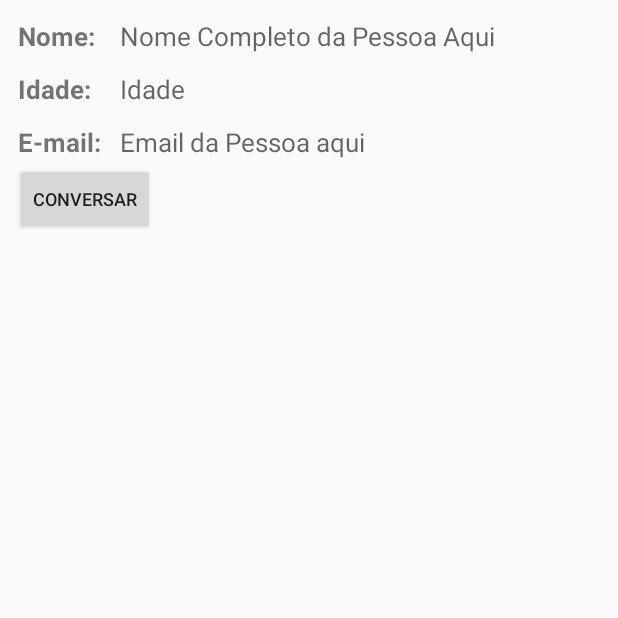
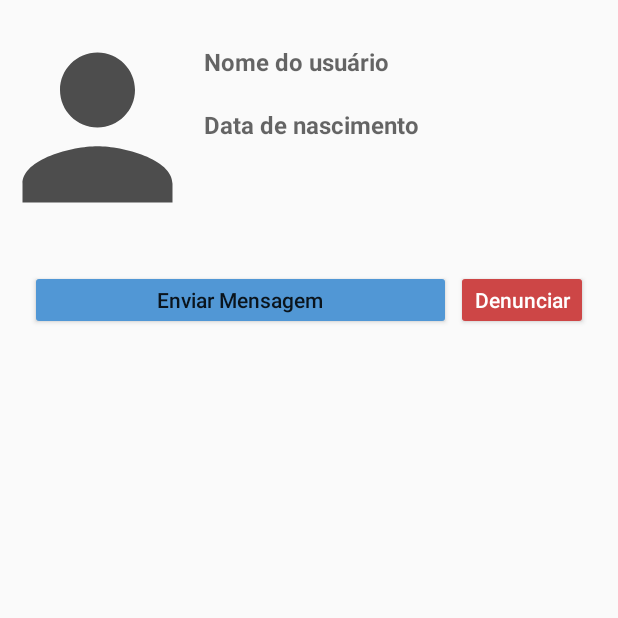
Before and after one commit to Chicarelli/Voluntariar, an Android app: the PerfilMembros screen opened directly, with no data from a screen before it, on a phone screen of 412 x 824 dp, the top half of it. Run offline under Robolectric (Android 15) with nearby library versions, the phone set to English and light mode, and no system bars; our stand-ins replace Firebase (no records; nobody signed in at launch, a user with empty details on screens opened directly); libraries missing offline, so code that uses them is left out: com.xwray.groupie; Roboto replaces fonts that are not available here; 8 statements that could not run were skipped.

Commit message:
Alterando layout da pagina de visualização de outros Perfis e sua lógica

```diff
--- a/app/src/main/java/com/example/voluntariado/PerfilMembros.java
+++ b/app/src/main/java/com/example/voluntariado/PerfilMembros.java
@@ -1,37 +1,65 @@
 package com.example.voluntariado;
 
 import androidx.annotation.NonNull;
+import androidx.annotation.Nullable;
 import androidx.appcompat.app.AppCompatActivity;
+import androidx.recyclerview.widget.LinearLayoutManager;
+import androidx.recyclerview.widget.RecyclerView;
 
 import android.content.Intent;
+import android.net.Uri;
 import android.os.Bundle;
 import android.view.View;
+import android.widget.ImageView;
 import android.widget.TextView;
 
+import com.bumptech.glide.Glide;
 import com.google.android.gms.tasks.OnCompleteListener;
 import com.google.android.gms.tasks.OnFailureListener;
 import com.google.android.gms.tasks.OnSuccessListener;
 import com.google.android.gms.tasks.Task;
 import com.google.firebase.auth.FirebaseAuth;
+import com.google.firebase.firestore.DocumentChange;
 import com.google.firebase.firestore.DocumentSnapshot;
+import com.google.firebase.firestore.EventListener;
 import com.google.firebase.firestore.FirebaseFirestore;
+import com.google.firebase.firestore.FirebaseFirestoreException;
 import com.google.firebase.firestore.QueryDocumentSnapshot;
+import com.google.firebase.firestore.QuerySnapshot;
+import com.google.firebase.storage.FirebaseStorage;
+import com.google.firebase.storage.StorageReference;
+import com.xwray.groupie.Group;
+import com.xwray.groupie.GroupAdapter;
+import com.xwray.groupie.GroupieViewHolder;
+import com.xwray.groupie.Item;
+
+import java.util.List;
+
+import static com.example.voluntariado.R.drawable.ic_meu_perfil;
 
 public class PerfilMembros extends AppCompatActivity {
-
-
     FirebaseAuth mAuth = FirebaseAuth.getInstance();
     FirebaseFirestore db = FirebaseFirestore.getInstance();
     String id = "";
+    ImageView userPhoto;
 
+    private GroupAdapter adapter;
 
     @Override
     protected void onCreate(Bundle savedInstanceState) {
         super.onCreate(savedInstanceState);
         setContentView(R.layout.activity_perfil_membros);
-
         puxandoID();
         buscarDadosFirestore(this.id);
+
+        userPhoto = findViewById(R.id.imagePerfil);
+
+        RecyclerView rv = findViewById(R. id. rv_perfilMembros);
+        rv.setLayoutManager(new LinearLayoutManager(PerfilMembros.this));
+
+        adapter = new GroupAdapter();
+        rv.setAdapter(adapter);
+
     }
 
     public void puxandoID(){
@@ -52,9 +80,11 @@ public class PerfilMembros extends AppCompatActivity {
                             User user = document.toObject(User.class);
                             String nome = user.getNome();
                             String email = user.getEmail();
-                            //String idade = user.getDataNasc().toString();
+                            String idade = user.getDataNasc();
+                            setandoTextView(nome, email, idade);
 
-                            setandoTextView(nome, email);
+                            String image = user.getImage();
+                            setImage(image);
                         }
                     }
                 })
@@ -66,13 +96,29 @@ public class PerfilMembros extends AppCompatActivity {
                 });
     }
 
-    public void setandoTextView(String nome, String email){
+    private void setImage(String image) {
+        if(!image.trim().isEmpty()){
+            FirebaseStorage storage = FirebaseStorage.getInstance();
+            StorageReference refStorage = storage.getReferenceFromUrl("gs://voluntariar-50f20.appspot.com/images").child(image);
+            refStorage.getDownloadUrl().addOnSuccessListener(new OnSuccessListener<Uri>() {
+                @Override
+                public void onSuccess(Uri uri) {
+                    Glide.with(PerfilMembros.this)
+                            .load(uri)
+                            .into(userPhoto);
+                }
+            });
+        }
+    }
+
+    public void setandoTextView(String nome, String email, String idade){
         TextView edtNome = findViewById(R.id.edtNome_perfil_membros);
         TextView edtIdade = findViewById(R.id.edtIdade_perfil_membros);
         TextView edtEmail = findViewById(R.id.edtEmail_perfil_membros);
 
         edtNome.setText(nome);
         edtEmail.setText(email);
+        edtIdade.setText(idade);
     }
 
     public void sendMessage(View view){
@@ -81,4 +127,55 @@ public class PerfilMembros extends AppCompatActivity {
         startActivity(intent);
     }
 
+    @Override
+    protected void onResume() {
+        super.onResume();
+        setListOfEventosCreated();
+    }
+
+    private void setListOfEventosCreated() {
+        adapter.clear();
+
+        db.collection("eventos")
+                .whereEqualTo("proprietario", id)
+                .addSnapshotListener(new EventListener<QuerySnapshot>() {
+                    @Override
+                    public void onEvent(@Nullable QuerySnapshot queryDocumentSnapshots, @Nullable FirebaseFirestoreException e) {
+                        List<DocumentChange> documentChanges = queryDocumentSnapshots.getDocumentChanges();
+                        if(documentChanges != null) {
+                            for ( DocumentChange doc: documentChanges) {
+                                Eventos evento = doc.getDocument().toObject(Eventos.class);
+                                adapter.add(new EventoItem(evento));
+                            }
+                        }
+                    }
+                });
+
+    }
+
+    private class EventoItem extends Item<GroupieViewHolder> {
+
+        private final Eventos evento;
+
+        public EventoItem(Eventos evento) {
+            this.evento = evento;
+        }
+
+        @Override
+        public void bind(@NonNull GroupieViewHolder viewHolder, int position) {
+            TextView txtTitulo = viewHolder.itemView.findViewById(R.id.meus_eventos_edt_titulo);
+            TextView txtData = viewHolder.itemView.findViewById(R.id.meus_eventos_edt_data);
+            TextView txtHora = viewHolder.itemView.findViewById(R.id.meus_eventos_edt_hora);
+
+            txtTitulo.setText(evento.getTitulo());
+            txtData.setText(evento.getData());
+            txtHora.setText(evento.getHora());
+
+        }
+
+        @Override
+        public int getLayout() {
+            return R.layout.item_meus_eventos;
+        }
+    }
 }
--- a/app/src/main/res/layout/activity_perfil_membros.xml
+++ b/app/src/main/res/layout/activity_perfil_membros.xml
@@ -6,103 +6,107 @@
     android:layout_height="match_parent"
     tools:context=".PerfilMembros">
 
-    <TextView
-        android:id="@+id/nome_perfil_membros"
-        android:layout_width="wrap_content"
-        android:layout_height="wrap_content"
+    <ImageView
+        android:id="@+id/imagePerfil"
+        android:layout_width="110dp"
+        android:layout_height="150dp"
+        android:scaleType="centerCrop"
         android:layout_marginLeft="10dp"
+        android:src="@drawable/ic_meu_perfil"
         android:layout_marginTop="10dp"
-        android:padding="2dp"
-        android:text="Nome: "
-        android:textSize="17sp"
-        android:textStyle="bold"
-        app:layout_constraintBottom_toBottomOf="parent"
         app:layout_constraintHorizontal_bias="0"
         app:layout_constraintLeft_toLeftOf="parent"
         app:layout_constraintRight_toRightOf="parent"
-        app:layout_constraintTop_toTopOf="parent"
-        app:layout_constraintVertical_bias="0" />
+        app:layout_constraintTop_toTopOf="parent" />
 
     <TextView
         android:id="@+id/edtNome_perfil_membros"
         android:layout_width="wrap_content"
         android:layout_height="wrap_content"
-        android:hint="Nome Completo da Pessoa Aqui"
-        android:padding="2dp"
-        android:textSize="17sp"
-        app:layout_constraintBottom_toBottomOf="@id/nome_perfil_membros"
+        android:layout_marginTop="20dp"
+        android:layout_marginRight="10dp"
+        android:hint="Nome do usuário"
+        android:maxLines="1"
+        android:textSize="16sp"
+        android:textStyle="bold"
         app:layout_constraintHorizontal_bias="0.1"
-        app:layout_constraintLeft_toRightOf="@id/nome_perfil_membros"
+        app:layout_constraintLeft_toRightOf="@id/imagePerfil"
         app:layout_constraintRight_toRightOf="parent"
-        app:layout_constraintTop_toTopOf="@id/nome_perfil_membros" />
-
-    <TextView
-        android:id="@+id/idade_perfil_membros"
-        android:layout_width="wrap_content"
-        android:layout_height="wrap_content"
-        android:padding="2dp"
-        android:text="Idade: "
-        android:textSize="17sp"
-        android:textStyle="bold"
-        app:layout_constraintBottom_toBottomOf="parent"
-        app:layout_constraintHorizontal_bias="0"
-        app:layout_constraintLeft_toLeftOf="@id/nome_perfil_membros"
-        app:layout_constraintRight_toRightOf="@id/nome_perfil_membros"
-        app:layout_constraintTop_toBottomOf="@id/nome_perfil_membros"
-        app:layout_constraintVertical_bias="0.01" />
+        app:layout_constraintTop_toTopOf="@id/imagePerfil" />
 
     <TextView
         android:id="@+id/edtIdade_perfil_membros"
         android:layout_width="wrap_content"
         android:layout_height="wrap_content"
-        android:hint="Idade"
-        android:padding="2dp"
-        android:textSize="17sp"
-        app:layout_constraintBottom_toBottomOf="@id/idade_perfil_membros"
-        app:layout_constraintHorizontal_bias="0"
+        android:layout_marginTop="20dp"
+        android:hint="Data de nascimento"
+        android:textSize="16sp"
+        android:textStyle="bold"
         app:layout_constraintLeft_toLeftOf="@id/edtNome_perfil_membros"
-        app:layout_constraintRight_toRightOf="parent"
-        app:layout_constraintTop_toTopOf="@id/idade_perfil_membros" />
-
-    <TextView
-        android:id="@+id/email_perfil_membros"
-        android:layout_width="wrap_content"
-        android:layout_height="wrap_content"
-        android:padding="2dp"
-        android:text="E-mail: "
-        android:textSize="17sp"
-        android:textStyle="bold"
-        app:layout_constraintBottom_toBottomOf="parent"
-        app:layout_constraintHorizontal_bias="0"
-        app:layout_constraintLeft_toLeftOf="@id/idade_perfil_membros"
-        app:layout_constraintRight_toRightOf="parent"
-        app:layout_constraintTop_toBottomOf="@id/idade_perfil_membros"
-        app:layout_constraintVertical_bias="0.01" />
+        app:layout_constraintTop_toBottomOf="@id/edtNome_perfil_membros" />
 
     <TextView
         android:id="@+id/edtEmail_perfil_membros"
         android:layout_width="wrap_content"
         android:layout_height="wrap_content"
-        android:hint="Email da Pessoa aqui"
-        android:padding="2dp"
-        android:textSize="17sp"
-        app:layout_constraintBottom_toBottomOf="@id/email_perfil_membros"
-        app:layout_constraintHorizontal_bias="0"
+        android:layout_marginTop="20dp"
+        android:layout_marginRight="10dp"
+        android:maxLines="1"
+        android:text="Email do usuário"
+        android:textSize="16sp"
+        android:textStyle="bold"
         app:layout_constraintLeft_toLeftOf="@id/edtIdade_perfil_membros"
-        app:layout_constraintRight_toRightOf="parent"
-        app:layout_constraintTop_toTopOf="@id/email_perfil_membros" />
+        app:layout_constraintTop_toBottomOf="@id/edtIdade_perfil_membros" />
 
     <Button
         android:id="@+id/botaoConversar"
+        android:layout_width="0dp"
+        android:layout_height="40dp"
+        android:layout_marginLeft="20dp"
+        android:layout_marginTop="20dp"
+        android:layout_marginRight="3dp"
+        android:backgroundTint="#5197D5"
+        android:onClick="sendMessage"
+        android:paddingLeft="10dp"
+        android:paddingTop="0dp"
+        android:paddingRight="10dp"
+        android:paddingBottom="0dp"
+        android:text="Enviar Mensagem"
+        android:textAllCaps="false"
+        android:textSize="14dp"
+        app:layout_constraintLeft_toLeftOf="parent"
+        app:layout_constraintRight_toLeftOf="@id/denunciarParticipante"
+        app:layout_constraintTop_toBottomOf="@id/imagePerfil" />
+
+    <Button
+        android:id="@+id/denunciarParticipante"
         android:layout_width="wrap_content"
+        android:layout_height="40dp"
+        android:layout_marginRight="20dp"
+        android:backgroundTint="#CD4646"
+        android:paddingLeft="10dp"
+        android:paddingTop="0dp"
+        android:paddingRight="10dp"
+        android:paddingBottom="0dp"
+        android:text="Denunciar"
+        android:textAllCaps="false"
+        android:textColor="#ffffff"
+        app:layout_constraintLeft_toRightOf="@id/botaoConversar"
+        app:layout_constraintRight_toRightOf="parent"
+        app:layout_constraintTop_toTopOf="@id/botaoConversar" />
+
+    <androidx.recyclerview.widget.RecyclerView
+        android:id="@+id/rv_perfilMembros"
+        android:layout_width="0dp"
         android:layout_height="wrap_content"
-        android:text="Conversar"
-        android:textSize="12sp"
-        android:onClick="sendMessage"
-        app:layout_constraintHorizontal_bias="0"
-        app:layout_constraintLeft_toLeftOf="@id/email_perfil_membros"
-        app:layout_constraintTop_toBottomOf="@id/email_perfil_membros"
-        app:layout_constraintVertical_bias="0" />
+        android:layout_marginTop="15dp"
+        app:layout_constraintBottom_toBottomOf="parent"
+        app:layout_constraintLeft_toLeftOf="parent"
+        app:layout_constraintRight_toRightOf="parent"
+        app:layout_constraintTop_toBottomOf="@id/botaoConversar"
+        app:layout_constraintVertical_bias="0"
+        android:layout_marginLeft="10dp"
+        android:layout_marginRight="10dp"/>
 
 
 </androidx.constraintlayout.widget.ConstraintLayout>
```
Also changed, not shown: 57 other files.
